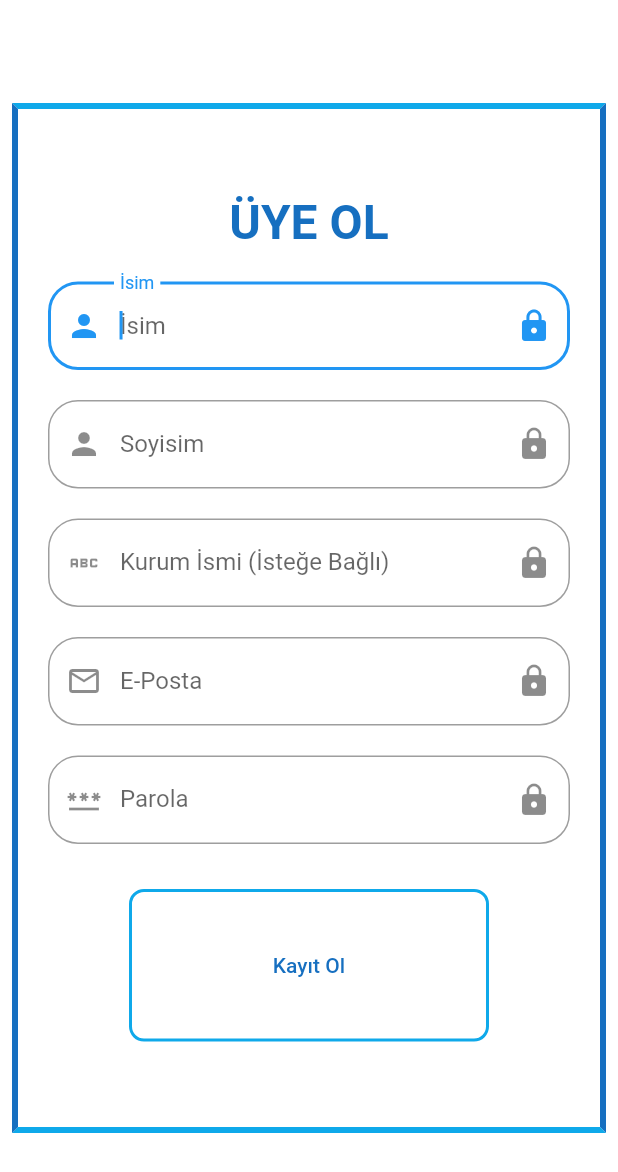
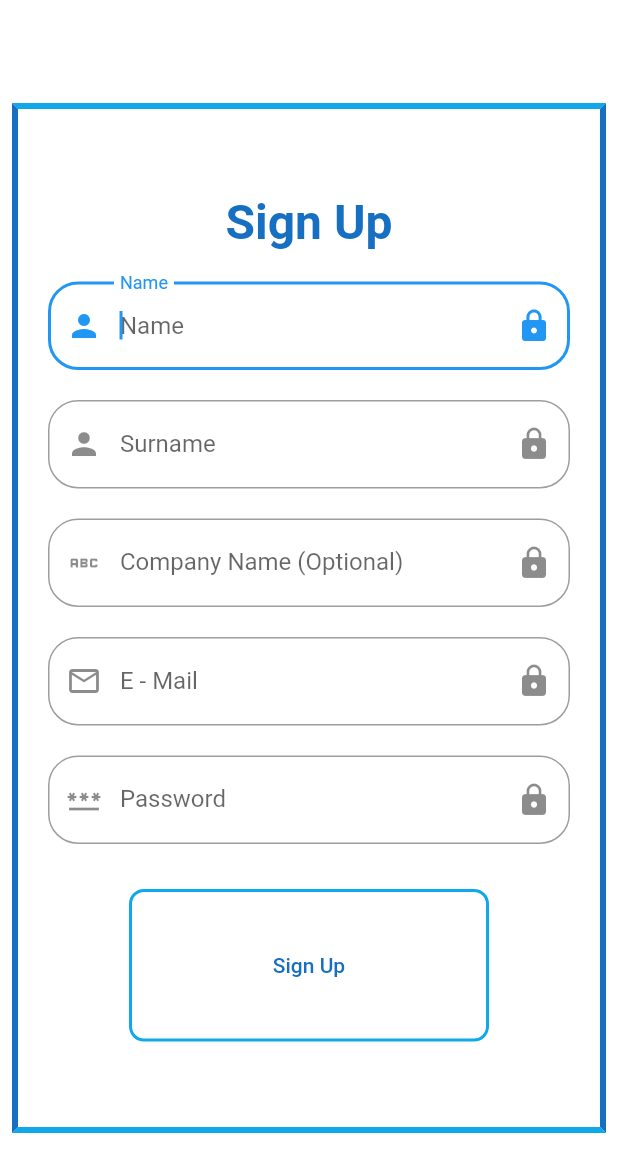
Before and after one commit to saidberk27/aspar_app, a Flutter app: the SignUpPage screen opened directly, on a phone screen of 412 x 824 dp. Shown: the top 1172 px of the screen. Run offline on Flutter 3.47's test engine with Material 2 defaults, Android fonts, the light colour scheme and no system bars; our stand-ins replace cloud_firestore, easy_localization, firebase_auth, firebase_core, fluttertoast and 1 more; missing offline and left inert: cool_dropdown, dart:ffi, flutter_kronos, paginate_firestore, qr_code_scanner; accounts and stored records are empty.

Commit message:
Localization paketi hata giderimi ve Mevcut dile göre dropdown initial değerinin değişmeisne dair ayarlar.

```diff
--- a/assets/translations/en-US.json
+++ b/assets/translations/en-US.json
@@ -1,3 +1,12 @@
 {
-    "announcments":"Announcments & News"
+    "announcments":"Announcments & News",
+    "email":"E - Mail",
+    "password":"Password",
+    "sign in":"Sign In",
+    "don't you have an account?":"Don't you have an account? Sign Up to Aspar Energy Mobile App!",
+    "sign up":"Sign Up",
+
+    "name":"Name",
+    "surname":"Surname",
+    "company name":"Company Name (Optional)"
 }
--- a/assets/translations/tr-TR.json
+++ b/assets/translations/tr-TR.json
@@ -1,3 +1,13 @@
 {
-    "announcments":"Duyurular & Haberler"
+    "announcments":"Duyurular & Haberler",
+    "email":"E - Posta",
+    "password":"Şifre",
+    "sign in":"Giriş Yap",
+    "don't you have an account?":"Hesabın yok mu? Aspar Enerji Mobil Uygulamasına Kaydol!",
+    "sign up":"Kayıt Ol",
+
+
+    "name":"İsim",
+    "surname":"Soy isim",
+    "company name":"Kurum Adı (İsteğe Bağlı)"
 }
--- a/lib/login_page/sign_up_page.dart
+++ b/lib/login_page/sign_up_page.dart
@@ -1,3 +1,4 @@
+import 'package:easy_localization/easy_localization.dart';
 import 'package:flutter/material.dart';
 import 'package:aspar_main/veritabani/sign_up.dart';
 import 'home_login.dart';
@@ -51,7 +52,7 @@ class _SignUpPageState extends State<SignUpPage> {
           child: Column(
             mainAxisAlignment: MainAxisAlignment.center,
             children: [
-              const Text("ÜYE OL",
+              Text("sign up".tr(),
                   style: TextStyle(
                       fontSize: 32,
                       fontWeight: FontWeight.bold,
@@ -62,9 +63,9 @@ class _SignUpPageState extends State<SignUpPage> {
                   child: TextFormField(
                     controller: _nameController,
                     autofocus: true,
-                    decoration: const InputDecoration(
-                        labelText: "İsim",
-                        hintText: "İsim",
+                    decoration: InputDecoration(
+                        labelText: "name".tr(),
+                        hintText: "name".tr(),
                         prefixIcon: Icon(Icons.person),
                         suffixIcon: Icon(Icons.lock),
                         border: OutlineInputBorder(
@@ -79,9 +80,9 @@ class _SignUpPageState extends State<SignUpPage> {
                   child: TextFormField(
                     controller: _surnameController,
                     autofocus: true,
-                    decoration: const InputDecoration(
-                        labelText: "Soyisim",
-                        hintText: "Soyisim",
+                    decoration: InputDecoration(
+                        labelText: "surname".tr(),
+                        hintText: "surname".tr(),
                         prefixIcon: Icon(Icons.person),
                         suffixIcon: Icon(Icons.lock),
                         border: OutlineInputBorder(
@@ -96,9 +97,9 @@ class _SignUpPageState extends State<SignUpPage> {
                   child: TextFormField(
                     controller: _companyNameController,
                     autofocus: true,
-                    decoration: const InputDecoration(
-                        labelText: "Kurum İsmi (İsteğe Bağlı)",
-                        hintText: "Kuurm İsmi",
+                    decoration: InputDecoration(
+                        labelText: "company name".tr(),
+                        hintText: "company name".tr(),
                         prefixIcon: Icon(Icons.abc),
                         suffixIcon: Icon(Icons.lock),
                         border: OutlineInputBorder(
@@ -113,9 +114,9 @@ class _SignUpPageState extends State<SignUpPage> {
                   child: TextFormField(
                     controller: _emailController,
                     autofocus: true,
-                    decoration: const InputDecoration(
-                        labelText: "E-Posta",
-                        hintText: "E-Posta",
+                    decoration: InputDecoration(
+                        labelText: "email".tr(),
+                        hintText: "email".tr(),
                         prefixIcon: Icon(Icons.email_outlined),
                         suffixIcon: Icon(Icons.lock),
                         border: OutlineInputBorder(
@@ -130,9 +131,9 @@ class _SignUpPageState extends State<SignUpPage> {
                   child: TextFormField(
                     controller: _sifreController,
                     obscureText: true,
-                    decoration: const InputDecoration(
-                        labelText: "Parola",
-                        hintText: "Parola",
+                    decoration: InputDecoration(
+                        labelText: "password".tr(),
+                        hintText: "password".tr(),
                         prefixIcon: Icon(Icons.password_sharp),
                         suffixIcon: Icon(Icons.lock),
                         border: OutlineInputBorder(
@@ -166,7 +167,7 @@ class _SignUpPageState extends State<SignUpPage> {
                       Navigator.of(context).push(MaterialPageRoute(
                           builder: (BuildContext context) => const Home()));
                     },
-                    child: const Text("Kayıt Ol"),
+                    child: Text("sign up".tr()),
                     style: OutlinedButton.styleFrom(
                         primary: const Color(0xFF166FC0),
                         side: const BorderSide(
```
Also changed, not shown: lib/login_page/input.dart (+15 -26 lines).
